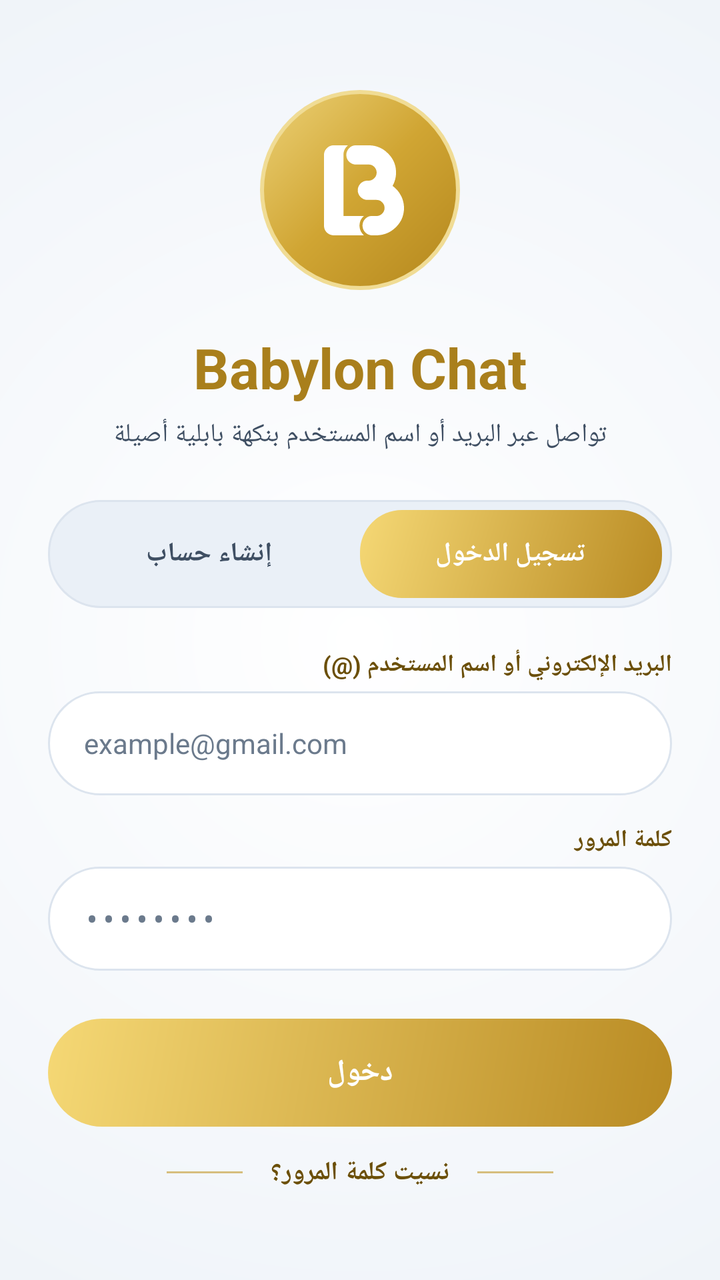
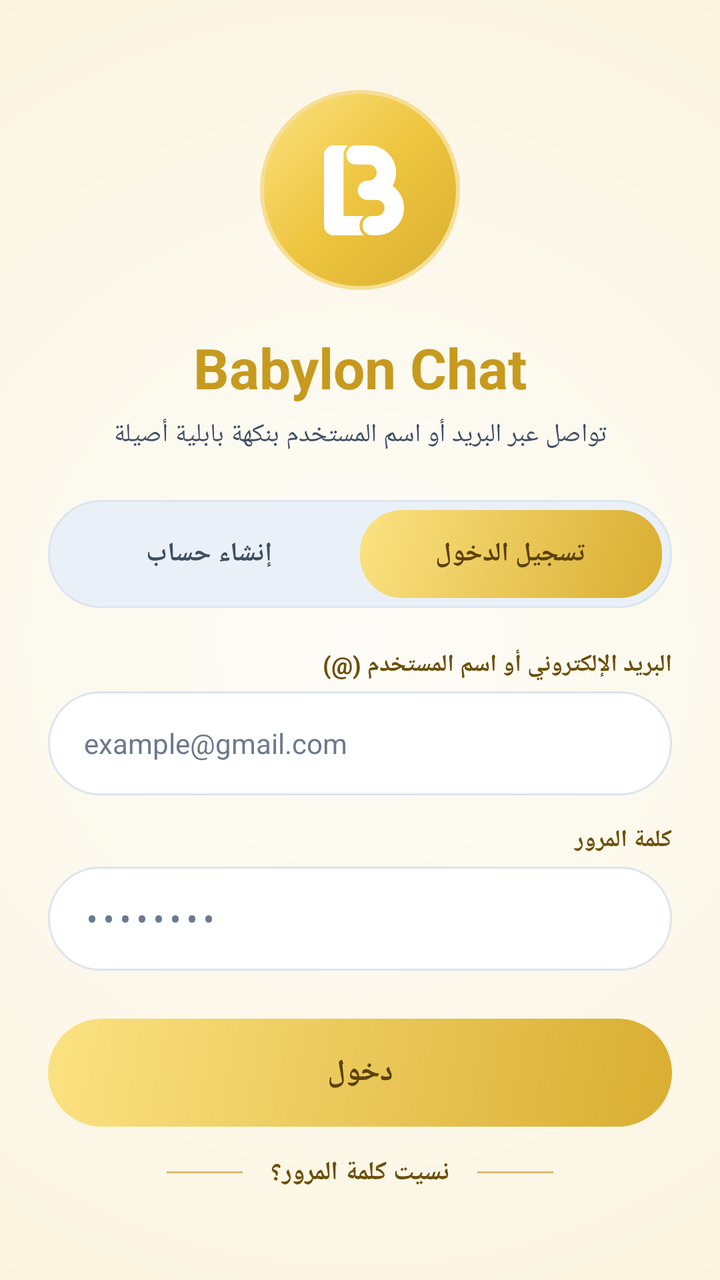

Two renders of the same Android screen: before a commit and after it. Below are the layout's source before the change and the commit's diff.
<!-- AndroidManifest.xml: activity theme NoActionBar -->
<!-- res/layout/main2.xml -->
<ScrollView
 android:scrollbars="none"
	xmlns:android="http://schemas.android.com/apk/res/android"
	xmlns:app="http://schemas.android.com/apk/res-auto"
	xmlns:tools="http://schemas.android.com/tools"
	android:id="@+id/root"
	android:layout_width="match_parent"
	android:layout_height="match_parent"
	android:background="@drawable/bg_screen"
	android:fillViewport="true"
	android:clipToPadding="false"
	android:layoutDirection="rtl">
	<LinearLayout
		android:id="@+id/linear26"
		android:layout_width="match_parent"
		android:layout_height="match_parent"
		android:paddingLeft="24dp"
		android:paddingTop="30dp"
		android:paddingRight="24dp"
		android:paddingBottom="30dp"
		android:gravity="center_horizontal|center_vertical"
		android:orientation="vertical">
		<LinearLayout
			android:id="@+id/logo_circle"
			android:layout_width="100dp"
			android:layout_height="100dp"
			android:background="@drawable/bg_logo"
			android:gravity="center_horizontal|center_vertical"
			android:orientation="vertical">
			<ImageView
				android:id="@+id/logo_img"
				android:layout_width="40dp"
				android:layout_height="46dp"
				android:src="@drawable/logo_vector"
				android:scaleType="fitCenter"
				android:translationX="2.0dp" />
		</LinearLayout>
		<TextView
			android:id="@+id/title"
			android:layout_width="wrap_content"
			android:layout_height="wrap_content"
			android:layout_marginTop="20dp"
			android:text="Babylon Chat"
			android:textSize="28sp"
			android:textStyle="bold"
			android:textColor="#A97F1C" />
		<TextView
			android:id="@+id/subtitle"
			android:layout_width="wrap_content"
			android:layout_height="wrap_content"
			android:layout_marginTop="6dp"
			android:gravity="center_horizontal|center_vertical"
			android:text="تواصل عبر البريد أو اسم المستخدم بنكهة بابلية أصيلة"
			android:textSize="13sp"
			android:textColor="#3F4F63" />
		<LinearLayout
			android:id="@+id/tabs"
			android:layout_width="match_parent"
			android:layout_height="54dp"
			android:layout_marginTop="24dp"
			android:padding="5dp"
			android:background="@drawable/bg_tab_container"
			android:orientation="horizontal">
			<TextView
				android:id="@+id/tab_login"
				android:layout_width="0dp"
				android:layout_height="match_parent"
				android:background="@drawable/bg_tab_active"
				android:gravity="center_horizontal|center_vertical"
				android:text="تسجيل الدخول"
				android:textStyle="bold"
				android:textColor="#FFFFFF"
				android:layout_weight="1"
				android:textSize="13.33sp" />
			<TextView
				android:id="@+id/tab_register"
				android:layout_width="0dp"
				android:layout_height="match_parent"
				android:gravity="center_horizontal|center_vertical"
				android:text="إنشاء حساب"
				android:textStyle="bold"
				android:textColor="#3F4F63"
				android:layout_weight="1"
				android:textSize="13.33sp" />
		</LinearLayout>
		<LinearLayout
			android:id="@+id/login_form"
			android:layout_width="match_parent"
			android:layout_height="wrap_content"
			android:orientation="vertical"
			android:visibility="visible">
			<TextView
				android:id="@+id/label_user"
				android:layout_width="match_parent"
				android:layout_height="wrap_content"
				android:layout_marginTop="20dp"
				android:gravity="right"
				android:text="البريد الإلكتروني أو اسم المستخدم (\@)"
				android:textSize="12sp"
				android:textStyle="bold"
				android:textColor="#6B4F08" />
			<EditText
				android:id="@+id/edit_user"
				android:layout_width="match_parent"
				android:layout_height="52dp"
				android:layout_marginTop="5dp"
				android:paddingLeft="18dp"
				android:paddingRight="18dp"
				android:background="@drawable/bg_input"
				android:gravity="left|center_vertical"
				android:textSize="14sp"
				android:textColor="#17212B"
				android:hint="example\@gmail.com"
				android:textColorHint="#6B7A8C"
				android:singleLine="true"
				android:inputType="textEmailAddress" />
			<TextView
				android:id="@+id/label_pass"
				android:layout_width="match_parent"
				android:layout_height="wrap_content"
				android:layout_marginTop="14dp"
				android:gravity="right"
				android:text="كلمة المرور"
				android:textSize="12sp"
				android:textStyle="bold"
				android:textColor="#6B4F08" />
			<EditText
				android:id="@+id/edit_pass"
				android:layout_width="match_parent"
				android:layout_height="52dp"
				android:layout_marginTop="5dp"
				android:paddingLeft="18dp"
				android:paddingRight="18dp"
				android:background="@drawable/bg_input"
				android:gravity="left|center_vertical"
				android:textSize="14sp"
				android:textColor="#17212B"
				android:hint="••••••••"
				android:textColorHint="#6B7A8C"
				android:singleLine="true"
				android:inputType="textPassword" />
			<TextView
				android:id="@+id/btn_login"
				android:layout_width="match_parent"
				android:layout_height="54dp"
				android:layout_marginTop="24dp"
				android:background="@drawable/bg_button"
				android:gravity="center_horizontal|center_vertical"
				android:text="دخول"
				android:textSize="15sp"
				android:textStyle="bold"
				android:textColor="#FFFFFF"
				android:focusable="true" />
			<TextView
				android:id="@+id/btn_forgot"
				android:layout_width="wrap_content"
				android:layout_height="wrap_content"
				android:layout_marginTop="14dp"
				android:text="نسيت كلمة المرور؟"
				android:textSize="13sp"
				android:textColor="#6B4F08"
				android:drawableLeft="@drawable/bg_line"
				android:drawableRight="@drawable/bg_line"
				android:drawablePadding="14dp"
				android:textStyle="bold"
				android:layout_gravity="center_horizontal"
				android:focusable="true" />
		</LinearLayout>
		<LinearLayout
			android:id="@+id/register_form"
			android:layout_width="match_parent"
			android:layout_height="wrap_content"
			android:orientation="vertical"
			android:visibility="gone">
			<TextView
				android:id="@+id/label_name"
				android:layout_width="match_parent"
				android:layout_height="wrap_content"
				android:layout_marginTop="20dp"
				android:gravity="right"
				android:text="اسم العرض (الاسم الشخصي)"
				android:textSize="12sp"
				android:textStyle="bold"
				android:textColor="#6B4F08" />
			<EditText
				android:id="@+id/edit_name"
				android:layout_width="match_parent"
				android:layout_height="52dp"
				android:layout_marginTop="5dp"
				android:paddingLeft="18dp"
				android:paddingRight="18dp"
				android:background="@drawable/bg_input"
				android:gravity="left|center_vertical"
				android:textSize="14sp"
				android:textColor="#17212B"
				android:hint="Your Name"
				android:textColorHint="#6B7A8C"
				android:singleLine="true"
				android:inputType="textPersonName" />
			<TextView
				android:id="@+id/label_username"
				android:layout_width="match_parent"
				android:layout_height="wrap_content"
				android:layout_marginTop="14dp"
				android:gravity="right"
				android:text="اسم المستخدم (5 أحرف فأكثر)"
				android:textSize="12sp"
				android:textStyle="bold"
				android:textColor="#6B4F08" />
			<EditText
				android:id="@+id/edit_username"
				android:layout_width="match_parent"
				android:layout_height="52dp"
				android:layout_marginTop="5dp"
				android:paddingLeft="18dp"
				android:paddingRight="18dp"
				android:background="@drawable/bg_input"
				android:gravity="left|center_vertical"
				android:textSize="14sp"
				android:textColor="#17212B"
				android:hint="Username"
				android:textColorHint="#6B7A8C"
				android:singleLine="true" />
			<TextView
				android:id="@+id/label_email"
				android:layout_width="match_parent"
				android:layout_height="wrap_content"
				android:layout_marginTop="14dp"
				android:gravity="right"
				android:text="البريد الإلكتروني"
				android:textSize="12sp"
				android:textStyle="bold"
				android:textColor="#6B4F08" />
			<EditText
				android:id="@+id/edit_email"
				android:layout_width="match_parent"
				android:layout_height="52dp"
				android:layout_marginTop="5dp"
				android:paddingLeft="18dp"
				android:paddingRight="18dp"
				android:background="@drawable/bg_input"
				android:gravity="left|center_vertical"
				android:textSize="14sp"
				android:textColor="#17212B"
				android:hint="example\@gmail.com"
				android:textColorHint="#6B7A8C"
				android:singleLine="true"
				android:inputType="textEmailAddress" />
			<TextView
				android:id="@+id/label_reg_pass"
				android:layout_width="match_parent"
				android:layout_height="wrap_content"
				android:layout_marginTop="14dp"
				android:gravity="right"
				android:text="كلمة المرور"
				android:textSize="12sp"
				android:textStyle="bold"
				android:textColor="#6B4F08" />
			<EditText
				android:id="@+id/edit_reg_pass"
				android:layout_width="match_parent"
				android:layout_height="52dp"
				android:layout_marginTop="5dp"
				android:paddingLeft="18dp"
				android:paddingRight="18dp"
				android:background="@drawable/bg_input"
				android:gravity="left|center_vertical"
				android:textSize="14sp"
				android:textColor="#17212B"
				android:hint="6 أحرف على الأقل"
				android:textColorHint="#6B7A8C"
				android:singleLine="true"
				android:inputType="textPassword" />
			<TextView
				android:id="@+id/btn_register"
				android:layout_width="match_parent"
				android:layout_height="54dp"
				android:layout_marginTop="24dp"
				android:background="@drawable/bg_button"
				android:gravity="center_horizontal|center_vertical"
				android:text="تسجيل حساب جديد"
				android:textSize="15sp"
				android:textStyle="bold"
				android:textColor="#FFFFFF"
				android:focusable="true" />
		</LinearLayout>
	</LinearLayout>
</ScrollView>
<!-- resources referenced by this layout -->
<resources>
  <!-- drawable bg_button (drawable) -->
  <?xml version="1.0" encoding="utf-8"?>
  <shape xmlns:android="http://schemas.android.com/apk/res/android" android:shape="rectangle">
      <gradient
          android:angle="315"
          android:startColor="#F5D875"
          android:endColor="#B98B23" />
      <corners android:radius="27dp" />
  </shape>
  <!-- drawable bg_input (drawable) -->
  <?xml version="1.0" encoding="utf-8"?>
  <shape xmlns:android="http://schemas.android.com/apk/res/android" android:shape="rectangle">
      <solid android:color="#FFFFFF" />
      <stroke android:width="1dp" android:color="#DCE4EE" />
      <corners android:radius="26dp" />
  </shape>
  <!-- drawable bg_line (drawable) -->
  <?xml version="1.0" encoding="utf-8"?>
  <shape xmlns:android="http://schemas.android.com/apk/res/android" android:shape="rectangle">
      <size android:width="38dp" android:height="1dp" />
      <solid android:color="#99C39A2A" />
  </shape>
  <!-- drawable bg_logo (drawable) -->
  <?xml version="1.0" encoding="utf-8"?>
  <shape xmlns:android="http://schemas.android.com/apk/res/android" android:shape="oval">
      <gradient
          android:angle="315"
          android:startColor="#ECD176"
          android:centerColor="#D0A533"
          android:endColor="#B4871D" />
      <stroke android:width="2dp" android:color="#F0DC95" />
  </shape>
  <!-- drawable bg_screen (drawable) -->
  <?xml version="1.0" encoding="utf-8"?>
  <shape xmlns:android="http://schemas.android.com/apk/res/android" android:shape="rectangle">
      
      <gradient
          android:type="radial"
          android:centerX="0.5"
          android:centerY="0.5"
          android:gradientRadius="120%p"
          android:startColor="#FFFFFF"
          android:endColor="#EDF2F8" />
  </shape>
  <!-- drawable bg_tab_active (drawable) -->
  <?xml version="1.0" encoding="utf-8"?>
  <shape xmlns:android="http://schemas.android.com/apk/res/android" android:shape="rectangle">
      <gradient
          android:angle="315"
          android:startColor="#F5D875"
          android:endColor="#B98B23" />
      <corners android:radius="21dp" />
  </shape>
  <!-- drawable bg_tab_container (drawable) -->
  <?xml version="1.0" encoding="utf-8"?>
  <shape xmlns:android="http://schemas.android.com/apk/res/android" android:shape="rectangle">
      <solid android:color="#EAF0F7" />
      <stroke android:width="1dp" android:color="#DCE4EE" />
      <corners android:radius="26dp" />
  </shape>
  <!-- drawable logo_vector: vector/xml drawable (drawable, 4453 chars, omitted) -->
  <style name="NoActionBar" parent="@android:style/Theme.Material.Light.NoActionBar">
  		<item name="android:colorPrimary">@color/colorPrimary</item>
  		<item name="android:colorPrimaryDark">@color/colorPrimaryDark</item>
  		<item name="android:colorAccent">@color/colorAccent</item>
  		<item name="android:colorControlActivated">@color/colorAccent</item>
  		<item name="android:textColorHighlight">@color/textHighlightGold</item>
  		<item name="android:colorControlHighlight">@color/colorControlHighlight</item>
  		<item name="android:colorControlNormal">@color/colorControlNormal</item>
  		<item name="android:buttonStyle">@style/FlatButton</item>
  	</style>
  <color name="colorPrimary">#F57C00</color>
  <color name="colorPrimaryDark">#E65100</color>
  <color name="colorAccent">#C99A1C</color>
  <color name="textHighlightGold">#59C99A1C</color>
  <color name="colorControlHighlight">#FFF3E0</color>
  <color name="colorControlNormal">#BDBDBD</color>
  <style name="FlatButton" parent="@android:style/Widget.Material.Button">
  		<item name="android:stateListAnimator">@null</item>
  		<item name="android:elevation">0dp</item>
  	</style>
</resources>

<!-- the commit's change to res/layout/main2.xml (unified diff, before → after) -->
@@ -43,7 +43,7 @@
 			android:text="Babylon Chat"
 			android:textSize="28sp"
 			android:textStyle="bold"
-			android:textColor="#A97F1C" />
+			android:textColor="#C79A1F" />
 		<TextView
 			android:id="@+id/subtitle"
 			android:layout_width="wrap_content"
@@ -69,7 +69,7 @@
 				android:gravity="center_horizontal|center_vertical"
 				android:text="تسجيل الدخول"
 				android:textStyle="bold"
-				android:textColor="#FFFFFF"
+				android:textColor="#5B4208"
 				android:layout_weight="1"
 				android:textSize="13.33sp" />
 			<TextView
@@ -149,7 +149,7 @@
 				android:text="دخول"
 				android:textSize="15sp"
 				android:textStyle="bold"
-				android:textColor="#FFFFFF"
+				android:textColor="#5B4208"
 				android:focusable="true" />
 			<TextView
 				android:id="@+id/btn_forgot"
@@ -198,30 +198,6 @@
 				android:singleLine="true"
 				android:inputType="textPersonName" />
 			<TextView
-				android:id="@+id/label_username"
-				android:layout_width="match_parent"
-				android:layout_height="wrap_content"
-				android:layout_marginTop="14dp"
-				android:gravity="right"
-				android:text="اسم المستخدم (5 أحرف فأكثر)"
-				android:textSize="12sp"
-				android:textStyle="bold"
-				android:textColor="#6B4F08" />
-			<EditText
-				android:id="@+id/edit_username"
-				android:layout_width="match_parent"
-				android:layout_height="52dp"
-				android:layout_marginTop="5dp"
-				android:paddingLeft="18dp"
-				android:paddingRight="18dp"
-				android:background="@drawable/bg_input"
-				android:gravity="left|center_vertical"
-				android:textSize="14sp"
-				android:textColor="#17212B"
-				android:hint="Username"
-				android:textColorHint="#6B7A8C"
-				android:singleLine="true" />
-			<TextView
 				android:id="@+id/label_email"
 				android:layout_width="match_parent"
 				android:layout_height="wrap_content"
@@ -268,6 +244,31 @@
 				android:textSize="14sp"
 				android:textColor="#17212B"
 				android:hint="6 أحرف على الأقل"
+				android:textColorHint="#6B7A8C"
+				android:singleLine="true"
+				android:inputType="textPassword" />
+			<TextView
+				android:id="@+id/label_reg_pass2"
+				android:layout_width="match_parent"
+				android:layout_height="wrap_content"
+				android:layout_marginTop="14dp"
+				android:gravity="right"
+				android:text="تأكيد كلمة المرور"
+				android:textSize="12sp"
+				android:textStyle="bold"
+				android:textColor="#6B4F08" />
+			<EditText
+				android:id="@+id/edit_reg_pass2"
+				android:layout_width="match_parent"
+				android:layout_height="52dp"
+				android:layout_marginTop="5dp"
+				android:paddingLeft="18dp"
+				android:paddingRight="18dp"
+				android:background="@drawable/bg_input"
+				android:gravity="left|center_vertical"
+				android:textSize="14sp"
+				android:textColor="#17212B"
+				android:hint="أعد كتابة كلمة المرور"
 				android:textColorHint="#6B7A8C"
 				android:singleLine="true"
 				android:inputType="textPassword" />
@@ -281,7 +282,7 @@
 				android:text="تسجيل حساب جديد"
 				android:textSize="15sp"
 				android:textStyle="bold"
-				android:textColor="#FFFFFF"
+				android:textColor="#5B4208"
 				android:focusable="true" />
 		</LinearLayout>
 	</LinearLayout>
<!-- resource entries referenced after the edit -->
@@ -3,10 +3,11 @@
   <!-- drawable bg_button (drawable) -->
   <?xml version="1.0" encoding="utf-8"?>
   <shape xmlns:android="http://schemas.android.com/apk/res/android" android:shape="rectangle">
+      
       <gradient
           android:angle="315"
-          android:startColor="#F5D875"
-          android:endColor="#B98B23" />
+          android:startColor="#FBE282"
+          android:endColor="#D9AE31" />
       <corners android:radius="27dp" />
   </shape>
   <!-- drawable bg_input (drawable) -->
@@ -27,10 +28,10 @@
   <shape xmlns:android="http://schemas.android.com/apk/res/android" android:shape="oval">
       <gradient
           android:angle="315"
-          android:startColor="#ECD176"
-          android:centerColor="#D0A533"
-          android:endColor="#B4871D" />
-      <stroke android:width="2dp" android:color="#F0DC95" />
+          android:startColor="#FBE282"
+          android:centerColor="#EEC53F"
+          android:endColor="#D9AE31" />
+      <stroke android:width="2dp" android:color="#F6DE93" />
   </shape>
   <!-- drawable bg_screen (drawable) -->
   <?xml version="1.0" encoding="utf-8"?>
@@ -41,16 +42,16 @@
           android:centerX="0.5"
           android:centerY="0.5"
           android:gradientRadius="120%p"
-          android:startColor="#FFFFFF"
-          android:endColor="#EDF2F8" />
+          android:startColor="#FDFCF8"
+          android:endColor="#FBF3DC" />
   </shape>
   <!-- drawable bg_tab_active (drawable) -->
   <?xml version="1.0" encoding="utf-8"?>
   <shape xmlns:android="http://schemas.android.com/apk/res/android" android:shape="rectangle">
       <gradient
           android:angle="315"
-          android:startColor="#F5D875"
-          android:endColor="#B98B23" />
+          android:startColor="#FBE282"
+          android:endColor="#D9AE31" />
       <corners android:radius="21dp" />
   </shape>
   <!-- drawable bg_tab_container (drawable) -->
